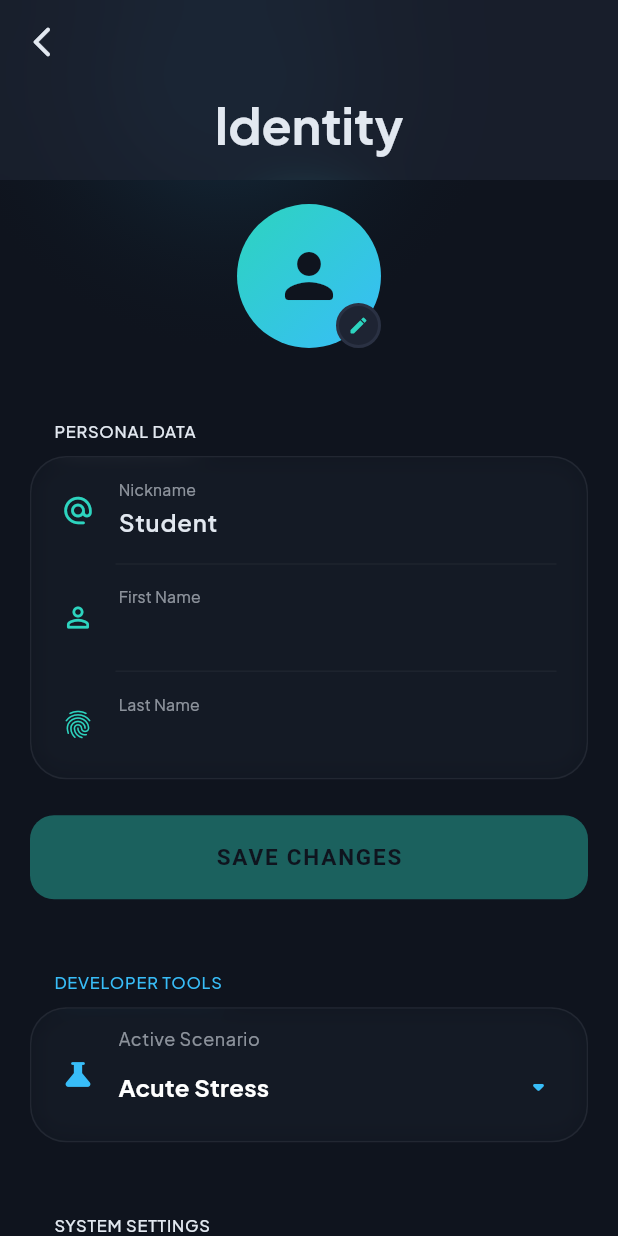
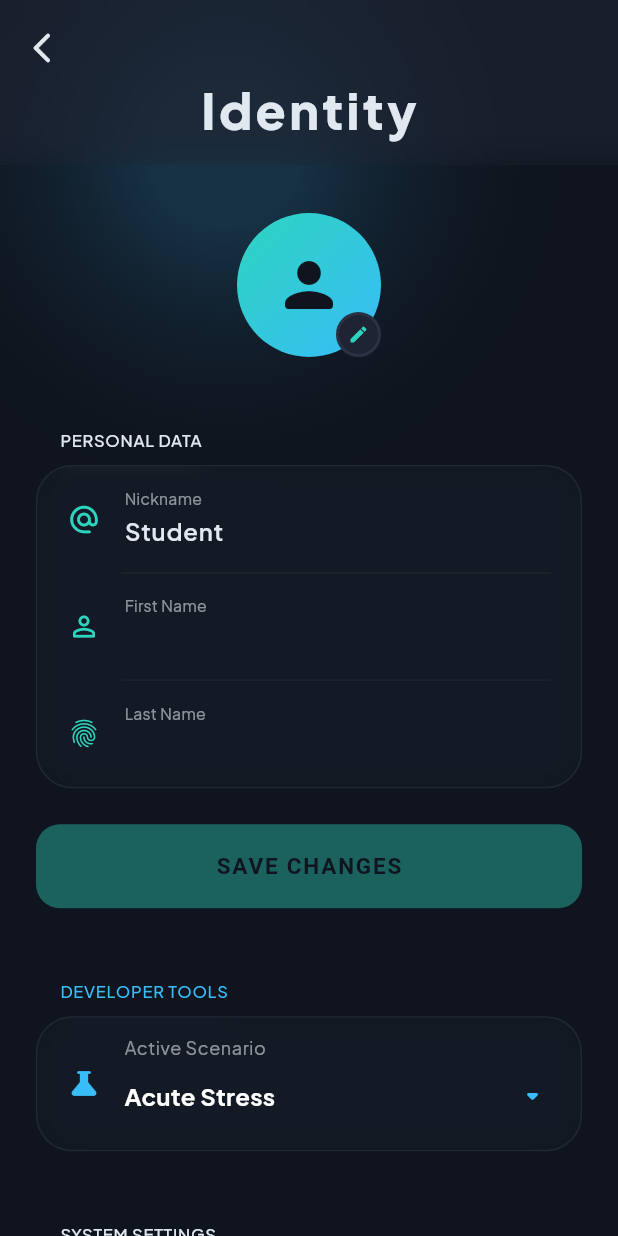
Before and after one commit to FilippoIsoni/Focusmaxxer, a Flutter app: the ProfilePage screen opened directly, on a phone screen of 412 x 824 dp. Run offline on Flutter 3.47's test engine with Material 3 defaults, Android fonts, the phone set to English and light mode, and no system bars; our stand-ins replace fl_chart, floor, google_fonts, shared_preferences, sqflite, vibration and 1 more; accounts and stored records are empty; generated files the repository leaves out were written again.

Commit message:
Refining profile and afk banner UI

```diff
--- a/lib/screens/profile_page.dart
+++ b/lib/screens/profile_page.dart
@@ -19,7 +19,6 @@ class ProfilePage extends StatefulWidget {
 
 class _ProfilePageState extends State<ProfilePage> {
   final _formKey = GlobalKey<FormState>();
-
   late final TextEditingController _nameController;
   late final TextEditingController _surnameController;
   late final TextEditingController _nicknameController;
@@ -35,7 +34,6 @@ class _ProfilePageState extends State<ProfilePage> {
   void initState() {
     super.initState();
     final auth = context.read<AuthProvider>();
-
     _initialName = auth.name;
     _initialSurname = auth.surname;
     _initialNickname = auth.nickname;
@@ -93,8 +91,8 @@ class _ProfilePageState extends State<ProfilePage> {
       _initialName = _nameController.text.trim();
       _initialSurname = _surnameController.text.trim();
       _initialNickname = _nicknameController.text.trim();
+      _checkForChanges();
 
-      _checkForChanges();
       _showCustomSnackBar('Profile securely updated', isError: false);
     } catch (e) {
       _showCustomSnackBar(
@@ -120,7 +118,6 @@ class _ProfilePageState extends State<ProfilePage> {
     );
 
     if (confirm != true || !mounted) return;
-
     setState(() => _isProcessing = true);
 
     try {
@@ -133,8 +130,8 @@ class _ProfilePageState extends State<ProfilePage> {
       _nameController.clear();
       _surnameController.clear();
       _nicknameController.text = 'Student';
+      _checkForChanges();
 
-      _checkForChanges();
       _showCustomSnackBar('Identity purged successfully', isError: true);
     } catch (e) {
       _showCustomSnackBar('Critical error during deletion.', isError: true);
@@ -158,13 +155,11 @@ class _ProfilePageState extends State<ProfilePage> {
     );
 
     if (confirm != true || !mounted) return;
-
     setState(() => _isProcessing = true);
 
     try {
       await analyticsProvider.saveWorkloadToDisk();
       await authProvider.logout();
-
       if (!mounted) return;
 
       Navigator.of(context).pushAndRemoveUntil(
@@ -278,18 +273,18 @@ class _ProfilePageState extends State<ProfilePage> {
           behavior: HitTestBehavior.translucent,
           child: Stack(
             children: [
-              // --- AMBIENT GLOW ---
+              // --- AMBIENT GLOW SYSTEM ---
               Positioned(
                 top: -150,
-                left: -50,
+                left: -100,
                 child: Container(
-                  width: 400,
-                  height: 400,
+                  width: 500,
+                  height: 500,
                   decoration: BoxDecoration(
                     shape: BoxShape.circle,
                     gradient: RadialGradient(
                       colors: [
-                        colorScheme.tertiary.withAlpha(30),
+                        colorScheme.tertiary.withAlpha(45),
                         Colors.transparent,
                       ],
                       stops: const [0.2, 1.0],
@@ -301,10 +296,14 @@ class _ProfilePageState extends State<ProfilePage> {
               CustomScrollView(
                 physics: const BouncingScrollPhysics(),
                 slivers: [
+                  // --- HARMONIZED SECONDARY APP BAR ---
                   SliverAppBar(
                     pinned: true,
                     stretch: true,
-                    expandedHeight: 120.0,
+                    expandedHeight:
+                        110.0, // Ridotto per bilanciare lo spazio negativo
+                    toolbarHeight: 64.0,
+                    backgroundColor: colorScheme.surface.withAlpha(160),
                     leading: IconButton(
                       icon: const Icon(Icons.arrow_back_ios_new_rounded),
                       onPressed: () {
@@ -317,24 +316,27 @@ class _ProfilePageState extends State<ProfilePage> {
                     ),
                     flexibleSpace: ClipRect(
                       child: BackdropFilter(
-                        filter: ImageFilter.blur(sigmaX: 20.0, sigmaY: 20.0),
+                        filter: ImageFilter.blur(sigmaX: 12.0, sigmaY: 12.0),
                         child: FlexibleSpaceBar(
+                          stretchModes: const [StretchMode.zoomBackground],
+                          centerTitle:
+                              true, // Centra il testo per bilanciare il pulsante indietro
+                          titlePadding: const EdgeInsets.only(bottom: 16.0),
                           title: Text(
                             'Identity',
                             style: theme.textTheme.titleLarge?.copyWith(
-                              fontWeight: FontWeight.bold,
+                              fontWeight: FontWeight.w800,
+                              letterSpacing: 1.5,
                             ),
                           ),
-                          centerTitle: true,
-                          background: Container(
-                            color: colorScheme.surface.withAlpha(160),
-                          ),
+                          background: const SizedBox(),
                         ),
                       ),
                     ),
                   ),
+
                   SliverPadding(
-                    padding: const EdgeInsets.fromLTRB(20.0, 16.0, 20.0, 64.0),
+                    padding: const EdgeInsets.fromLTRB(24.0, 32.0, 24.0, 64.0),
                     sliver: SliverList(
                       delegate: SliverChildListDelegate([
                         // --- AVATAR ---
```
Also changed, not shown: lib/screens/focus_mode_page.dart (+29 -9 lines), pubspec.lock, 1 other file.
